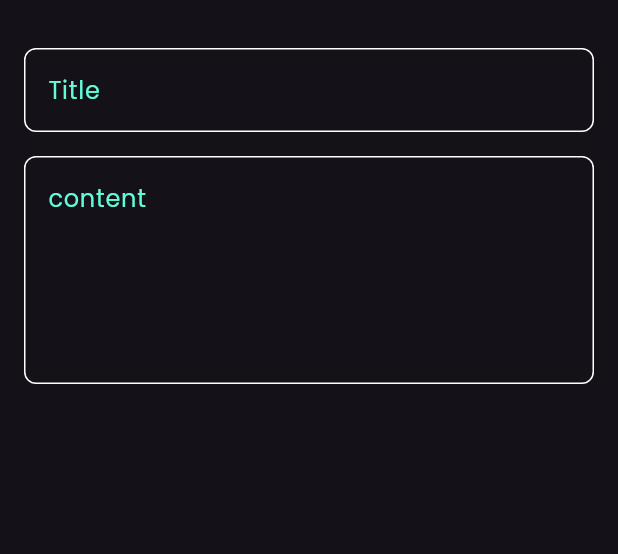
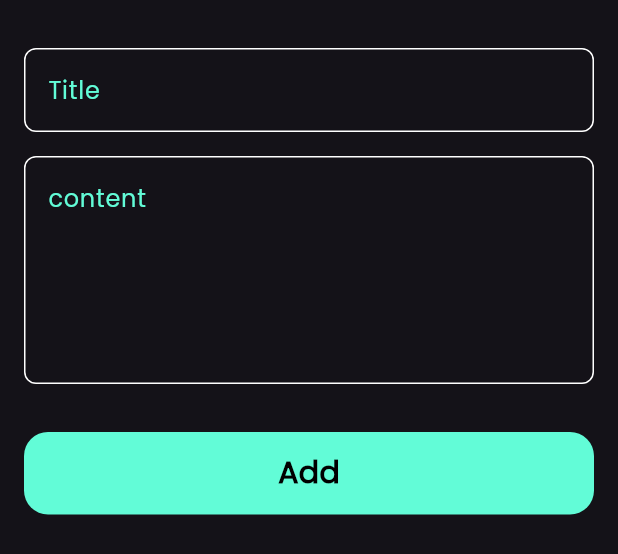
Before and after one commit to marselino74/Notes_app, a Flutter app: the AddNoteButtomSheet widget shown alone on an empty page, opened directly, on a phone screen of 412 x 824 dp. Shown: the top 554 px of the screen. Run offline on Flutter 3.47's test engine with Material 3 defaults, Android fonts, the phone set to English and light mode, and no system bars.

Commit message:
finish notes button sheet

```diff
--- a/lib/Widgets/AddNoteButtomSheet.dart
+++ b/lib/Widgets/AddNoteButtomSheet.dart
@@ -1,4 +1,5 @@
 import 'package:flutter/material.dart';
+import 'package:notes_app/Widgets/Custome_Button.dart';
 import 'package:notes_app/Widgets/Custome_Text_feild.dart';
 
 class AddNoteButtomSheet extends StatelessWidget {
@@ -8,6 +9,7 @@ class AddNoteButtomSheet extends StatelessWidget {
   Widget build(BuildContext context) {
     return const Padding(
       padding: EdgeInsets.symmetric(horizontal: 16.0),
+      child: SingleChildScrollView(
         child: Column(
           children: [
             SizedBox(
@@ -23,7 +25,15 @@ class AddNoteButtomSheet extends StatelessWidget {
               hint: 'content',
               maxLines: 5,
             ),
+            SizedBox(
+              height: 32,
+            ),
+            CustomeButton(),
+            SizedBox(
+              height: 32,
+            )
           ],
+        ),
       ),
     );
   }
--- /dev/null
+++ b/lib/Widgets/Custome_Button.dart
@@ -0,0 +1,28 @@
+import 'package:flutter/material.dart';
+import 'package:notes_app/Constants.dart';
+
+class CustomeButton extends StatelessWidget {
+  const CustomeButton({super.key});
+
+  @override
+  Widget build(BuildContext context) {
+    return Container(
+      width: MediaQuery.of(context).size.width,
+      height: 55,
+      child: Center(
+        child: Text(
+          'Add',
+          style: TextStyle(
+            color: Colors.black,
+            fontSize: 20,
+            fontWeight: FontWeight.bold,
+          ),
+        ),
+      ),
+      decoration: BoxDecoration(
+        color: kPrimaryColor,
+        borderRadius: BorderRadius.circular(16),
+      ),
+    );
+  }
+}
```
Also changed, not shown: lib/Widgets/Custome_Text_feild.dart (line endings or trailing spaces). Lines whose indentation alone changed are shown as unchanged.
